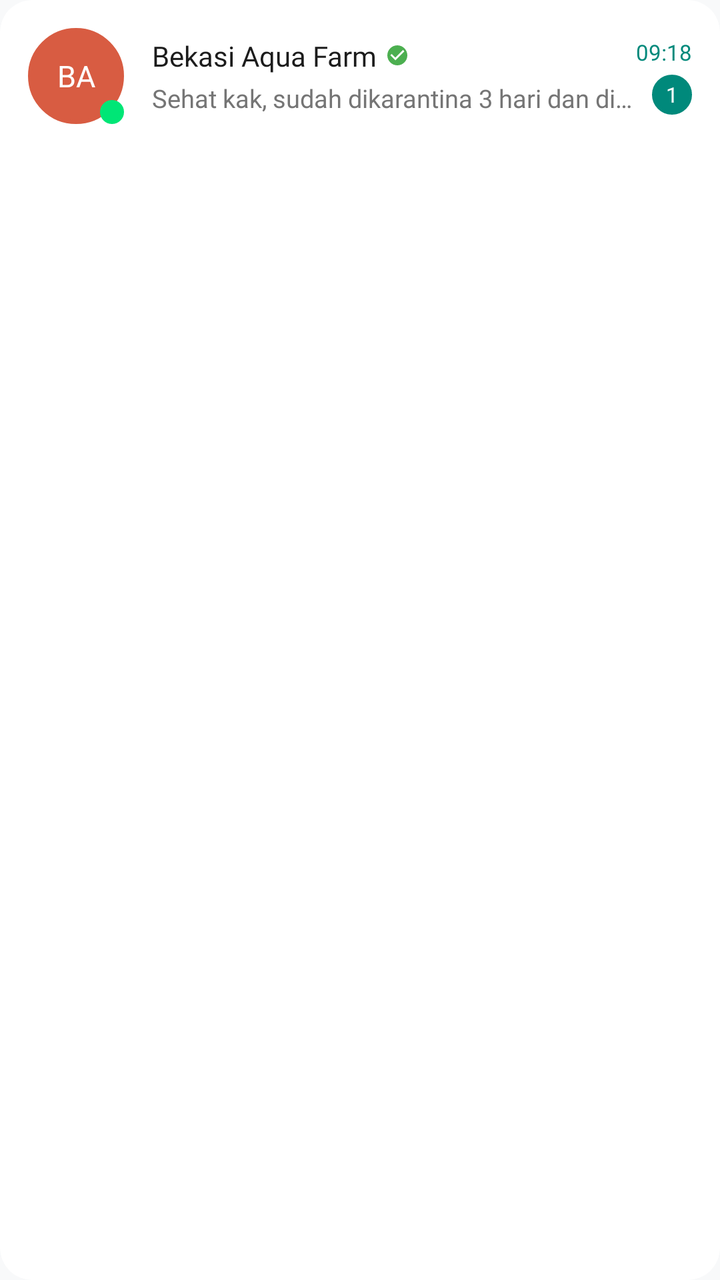
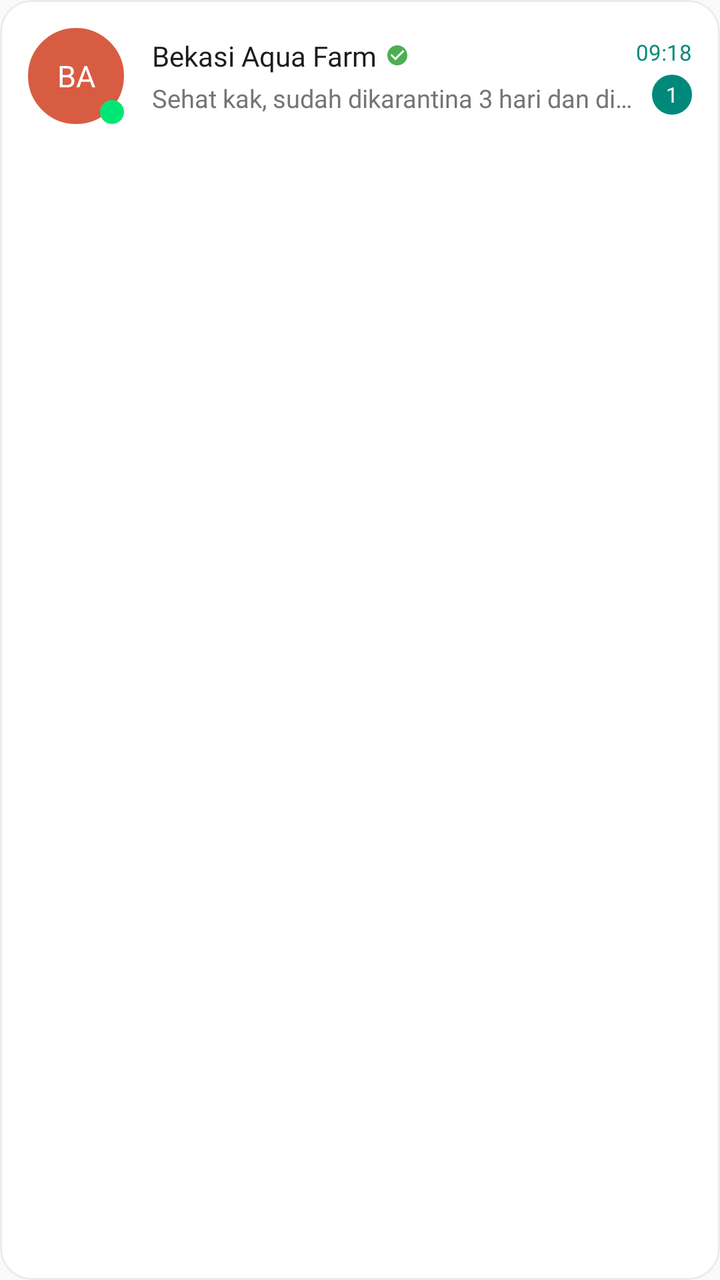

Two renders of the same Android screen: before a commit and after it. Below are the layout's source before the change and the commit's diff.
<!-- AndroidManifest.xml: application theme Theme.GuppyMarketIDN -->
<!-- res/layout/item_chat_list.xml -->
<?xml version="1.0" encoding="utf-8"?>
<androidx.cardview.widget.CardView
    xmlns:android="http://schemas.android.com/apk/res/android"
    xmlns:app="http://schemas.android.com/apk/res-auto"
    android:layout_width="match_parent"
    android:layout_height="wrap_content"
    android:layout_marginBottom="10dp"
    app:cardCornerRadius="16dp"
    app:cardElevation="0dp"
    app:cardBackgroundColor="@color/white"
    app:strokeColor="@color/guppy_stroke"
    app:strokeWidth="1dp"
    android:clickable="true"
    android:focusable="true">

    <LinearLayout
        android:layout_width="match_parent"
        android:layout_height="wrap_content"
        android:padding="14dp"
        android:gravity="center_vertical"
        android:orientation="horizontal">

        
        <FrameLayout
            android:layout_width="48dp"
            android:layout_height="48dp">

            <TextView
                android:id="@+id/tvChatAvatarText"
                android:layout_width="48dp"
                android:layout_height="48dp"
                android:background="@drawable/bg_circle_image"
                android:backgroundTint="#D85C42"
                android:text="BA"
                android:textColor="@color/white"
                android:gravity="center"
                android:fontFamily="@font/inter_bold"
                android:textSize="15sp"/>

            <View
                android:layout_width="12dp"
                android:layout_height="12dp"
                android:layout_gravity="bottom|end"
                android:background="@drawable/bg_circle_image"
                android:backgroundTint="#00E676"
                app:strokeColor="@color/white"
                app:strokeWidth="2dp"/>
        </FrameLayout>

        <LinearLayout
            android:layout_width="0dp"
            android:layout_weight="1"
            android:layout_height="wrap_content"
            android:layout_marginStart="14dp"
            android:orientation="vertical">

            <LinearLayout
                android:layout_width="wrap_content"
                android:layout_height="wrap_content"
                android:gravity="center_vertical"
                android:orientation="horizontal">

                <TextView
                    android:id="@+id/tvChatStoreName"
                    android:layout_width="wrap_content"
                    android:layout_height="wrap_content"
                    android:text="Bekasi Aqua Farm"
                    android:textColor="@color/guppy_text_black"
                    android:fontFamily="@font/inter_bold"
                    android:textSize="14sp"/>

                <ImageView
                    android:layout_width="12dp"
                    android:layout_height="12dp"
                    android:layout_marginStart="4dp"
                    android:src="@drawable/ic_verified_badge"/>
            </LinearLayout>

            <TextView
                android:id="@+id/tvChatLastMessage"
                android:layout_width="match_parent"
                android:layout_height="wrap_content"
                android:layout_marginTop="3dp"
                android:text="Sehat kak, sudah dikarantina 3 hari dan dikemas oksigen murni..."
                android:textColor="@color/guppy_text_gray"
                android:fontFamily="@font/inter_regular"
                android:textSize="12.5sp"
                android:maxLines="1"
                android:ellipsize="end"/>
        </LinearLayout>

        <LinearLayout
            android:layout_width="wrap_content"
            android:layout_height="wrap_content"
            android:gravity="end"
            android:orientation="vertical">

            <TextView
                android:id="@+id/tvChatTime"
                android:layout_width="wrap_content"
                android:layout_height="wrap_content"
                android:text="09:18"
                android:textColor="@color/guppy_primary"
                android:fontFamily="@font/inter_bold"
                android:textSize="11sp"/>

            <TextView
                android:id="@+id/tvUnreadBadge"
                android:layout_width="20dp"
                android:layout_height="20dp"
                android:layout_marginTop="4dp"
                android:background="@drawable/bg_circle_image"
                android:backgroundTint="@color/guppy_primary"
                android:text="1"
                android:textColor="@color/white"
                android:fontFamily="@font/inter_bold"
                android:textSize="10.5sp"
                android:gravity="center"/>
        </LinearLayout>

    </LinearLayout>
</androidx.cardview.widget.CardView>
<!-- resources referenced by this layout -->
<resources>
  <color name="guppy_primary">#00897B</color>
  <color name="guppy_stroke">#EBEBEB</color>
  <color name="guppy_text_black">#1C1C1C</color>
  <color name="guppy_text_gray">#757575</color>
  <color name="white">#FFFFFFFF</color>
  <!-- drawable bg_circle_image (drawable) -->
  <?xml version="1.0" encoding="utf-8"?>
  <shape xmlns:android="http://schemas.android.com/apk/res/android" android:shape="oval">
      <solid android:color="@color/guppy_stroke" />
      <stroke android:width="2dp" android:color="@color/guppy_primary" />
  </shape>
  <!-- drawable ic_verified_badge (drawable) -->
  <vector xmlns:android="http://schemas.android.com/apk/res/android"
      android:width="16dp"
      android:height="16dp"
      android:viewportWidth="24"
      android:viewportHeight="24">
    <path
        android:fillColor="#4CAF50"
        android:pathData="M12,2C6.48,2 2,6.48 2,12s4.48,10 10,10 10,-4.48 10,-10S17.52,2 12,2zM10,17l-5,-5 1.41,-1.41L10,14.17l7.59,-7.59L19,8l-9,9z"/>
  </vector>
  <style name="Theme.GuppyMarketIDN" parent="Base.Theme.GuppyMarketIDN" />
  <style name="Base.Theme.GuppyMarketIDN" parent="Theme.Material3.Light.NoActionBar">
          <item name="colorPrimary">@color/guppy_primary</item>
          <item name="colorOnPrimary">@color/white</item>
          <item name="android:textColorPrimary">@color/guppy_text_black</item>
          <item name="android:textColorSecondary">@color/guppy_text_gray</item>
          <item name="android:windowBackground">@color/guppy_background</item>
      </style>
  <color name="guppy_background">#F8F9FA</color>
</resources>

<!-- the commit's change to res/layout/item_chat_list.xml (unified diff, before → after) -->
@@ -1,7 +1,8 @@
 <?xml version="1.0" encoding="utf-8"?>
-<androidx.cardview.widget.CardView
+<com.google.android.material.card.MaterialCardView
     xmlns:android="http://schemas.android.com/apk/res/android"
     xmlns:app="http://schemas.android.com/apk/res-auto"
+    android:id="@+id/cardChatRoomItem"
     android:layout_width="match_parent"
     android:layout_height="wrap_content"
     android:layout_marginBottom="10dp"
@@ -21,6 +22,15 @@
         android:orientation="horizontal">
 
         
+        <ImageView
+            android:id="@+id/ivChatSelectIndicator"
+            android:layout_width="22dp"
+            android:layout_height="22dp"
+            android:layout_marginEnd="10dp"
+            android:src="@drawable/ic_checkbox_unchecked"
+            android:visibility="gone" />
+
+        
         <FrameLayout
             android:layout_width="48dp"
             android:layout_height="48dp">
@@ -36,6 +46,22 @@
                 android:gravity="center"
                 android:fontFamily="@font/inter_bold"
                 android:textSize="15sp"/>
+
+            <androidx.cardview.widget.CardView
+                android:id="@+id/cardChatAvatarImage"
+                android:layout_width="48dp"
+                android:layout_height="48dp"
+                app:cardCornerRadius="24dp"
+                app:cardElevation="0dp"
+                android:visibility="gone">
+
+                <ImageView
+                    android:id="@+id/ivChatAvatarImage"
+                    android:layout_width="match_parent"
+                    android:layout_height="match_parent"
+                    android:scaleType="centerCrop"
+                    android:src="@drawable/ic_default_user_avatar" />
+            </androidx.cardview.widget.CardView>
 
             <View
                 android:layout_width="12dp"
@@ -119,4 +145,4 @@
         </LinearLayout>
 
     </LinearLayout>
-</androidx.cardview.widget.CardView>
+</com.google.android.material.card.MaterialCardView>
<!-- resource entries referenced after the edit -->
@@ -11,6 +11,32 @@
       <solid android:color="@color/guppy_stroke" />
       <stroke android:width="2dp" android:color="@color/guppy_primary" />
   </shape>
+  <!-- drawable ic_checkbox_unchecked (drawable) -->
+  <vector xmlns:android="http://schemas.android.com/apk/res/android"
+      android:width="22dp"
+      android:height="22dp"
+      android:viewportWidth="24"
+      android:viewportHeight="24">
+    <path
+        android:fillColor="#00000000"
+        android:strokeColor="#C4C4C4"
+        android:strokeWidth="2"
+        android:pathData="M12,2C6.48,2 2,6.48 2,12s4.48,10 10,10 10,-4.48 10,-10S17.52,2 12,2z"/>
+  </vector>
+  <!-- drawable ic_default_user_avatar (drawable) -->
+  <?xml version="1.0" encoding="utf-8"?>
+  <vector xmlns:android="http://schemas.android.com/apk/res/android"
+      android:width="96dp"
+      android:height="96dp"
+      android:viewportWidth="96"
+      android:viewportHeight="96">
+      <path
+          android:fillColor="#E0F2F1"
+          android:pathData="M0,0h96v96h-96z"/>
+      <path
+          android:fillColor="#124332"
+          android:pathData="M48,48c6.63,0 12,-5.37 12,-12s-5.37,-12 -12,-12 -12,5.37 -12,12 5.37,12 12,12zm0,6c-16,0 -32,8 -32,24v6h64v-6c0,-16 -16,-24 -32,-24z"/>
+  </vector>
   <!-- drawable ic_verified_badge (drawable) -->
   <vector xmlns:android="http://schemas.android.com/apk/res/android"
       android:width="16dp"
